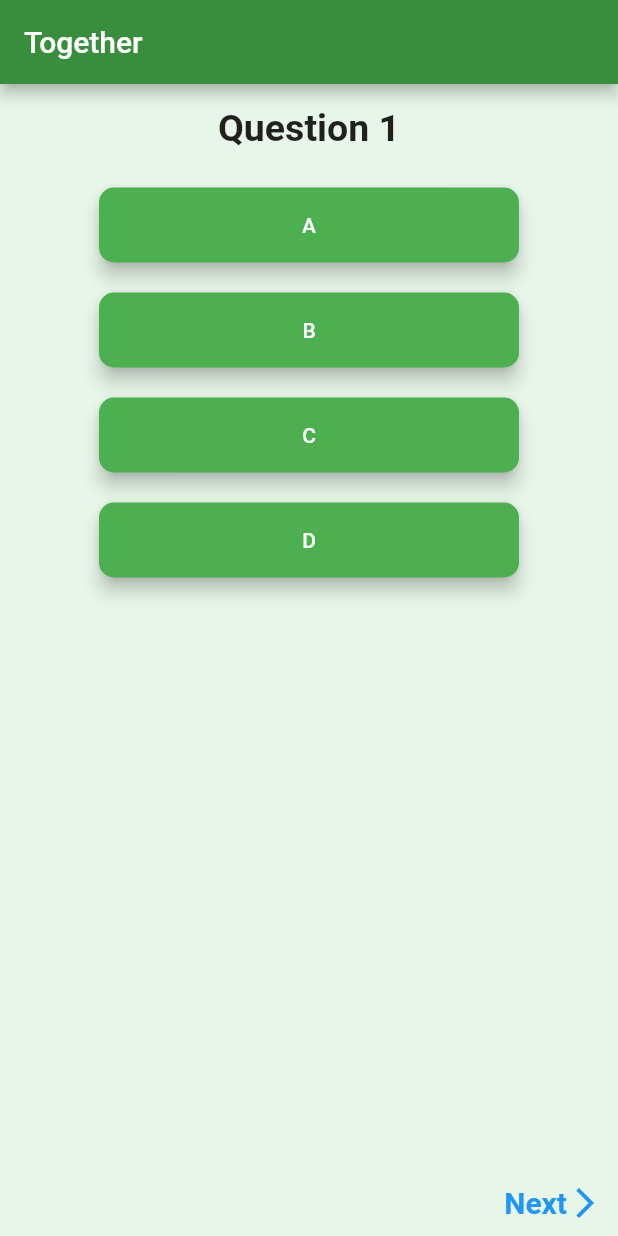
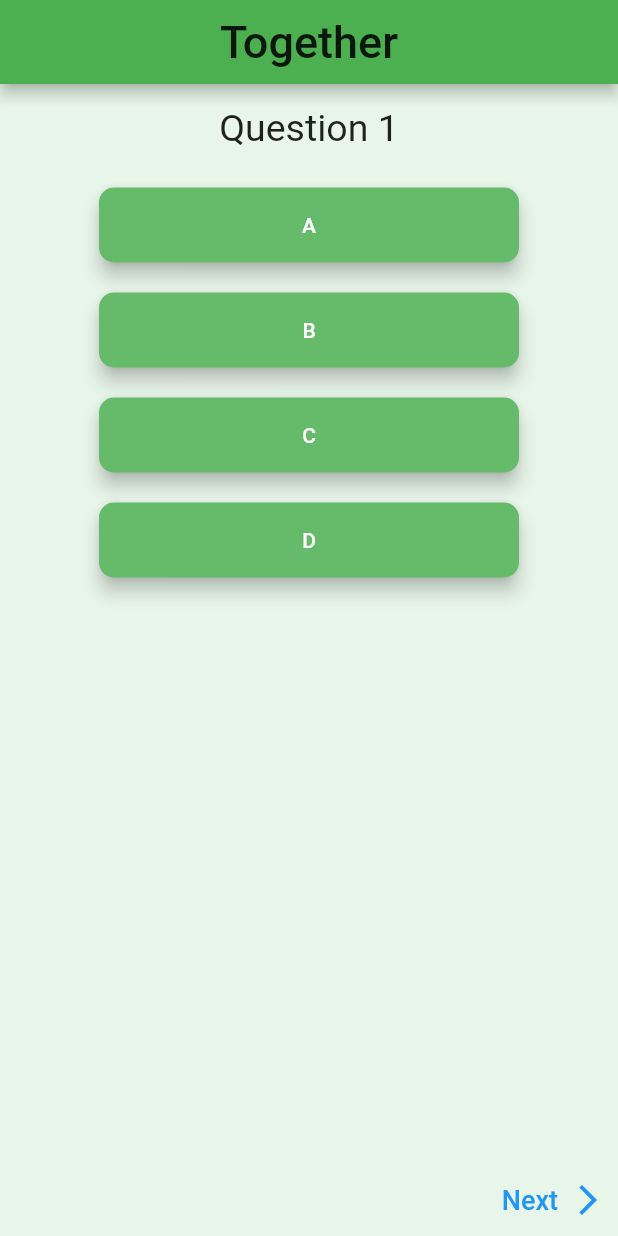
Before and after one commit to hayden-huynh/together-mobile-app, a Flutter app: the screen it shows after launch, on a phone screen of 412 x 824 dp. Run offline on Flutter 3.47's test engine with Material 2 defaults, Android fonts, the phone set to English and light mode, and no system bars.

Commit message:
First round of optimisation finished

```diff
--- a/lib/main.dart
+++ b/lib/main.dart
@@ -20,10 +20,21 @@ class MyApp extends StatelessWidget {
       child: MaterialApp(
         title: 'Together',
         theme: ThemeData(
-          appBarTheme: AppBarTheme(color: Colors.green[700]),
+          appBarTheme: AppBarTheme(
+            color: Colors.green,
+            centerTitle: true,
+          ),
           canvasColor: Colors.green[50],
-          primarySwatch: Colors.green,
+          primaryColor: Colors.green[400],
           accentColor: Colors.blue,
+          textTheme: TextTheme(
+            headline6: TextStyle(
+              fontSize: 30,
+            ),
+            headline5: TextStyle(
+              fontSize: 25,
+            ),
+          ),
         ),
         home: QuestionnaireEntryScreen(),
         routes: {
--- a/lib/models/answer_group.dart
+++ /dev/null
@@ -1,19 +0,0 @@
-import 'package:flutter/material.dart';
-
-import 'package:together_app/models/answer.dart';
-
-class AnswerGroup with ChangeNotifier {
-  final List<Answer> answerGroup;
-
-  AnswerGroup(this.answerGroup);
-
-  void selectAnswer(int index) {
-    answerGroup[index].isSelected = true;
-    for (int i = 0; i < answerGroup.length; i++) {
-      if (i != index) {
-        answerGroup[i].isSelected = false;
-      }
-    }
-    notifyListeners();
-  }
-}
--- a/lib/models/questionnaire_entry_provider.dart
+++ b/lib/models/questionnaire_entry_provider.dart
@@ -1,11 +1,10 @@
 import 'package:flutter/foundation.dart';
 
 import 'package:together_app/models/answer.dart';
-import 'package:together_app/models/answer_group.dart';
 
 class QuestionnaireEntry {
   final String questionText;
-  final AnswerGroup answers;
+  final List<Answer> answers;
 
   QuestionnaireEntry(
     this.questionText,
@@ -17,48 +16,48 @@ class QuestionnaireEntryProvider with ChangeNotifier {
   List<QuestionnaireEntry> _entries = [
     QuestionnaireEntry(
       'Question 1',
-      AnswerGroup([
+      [
         Answer(answerText: 'A'),
         Answer(answerText: 'B'),
         Answer(answerText: 'C'),
         Answer(answerText: 'D'),
-      ]),
+      ],
     ),
     QuestionnaireEntry(
       'Question 2',
-      AnswerGroup([
+      [
         Answer(answerText: 'D'),
         Answer(answerText: 'E'),
         Answer(answerText: 'F'),
         Answer(answerText: 'G'),
-      ]),
+      ],
     ),
     QuestionnaireEntry(
       'Question 3',
-      AnswerGroup([
+      [
         Answer(answerText: 'H'),
         Answer(answerText: 'I'),
         Answer(answerText: 'J'),
         Answer(answerText: 'K'),
-      ]),
+      ],
     ),
     QuestionnaireEntry(
       'Question 4',
-      AnswerGroup([
+      [
         Answer(answerText: 'L'),
         Answer(answerText: 'M'),
         Answer(answerText: 'N'),
         Answer(answerText: 'O'),
-      ]),
+      ],
     ),
     QuestionnaireEntry(
       'Question 5',
-      AnswerGroup([
+      [
         Answer(answerText: 'P'),
         Answer(answerText: 'Q'),
         Answer(answerText: 'R'),
         Answer(answerText: 'S'),
-      ]),
+      ],
     ),
   ];
 
--- a/lib/screens/questionnaire_entry_screen.dart
+++ b/lib/screens/questionnaire_entry_screen.dart
@@ -13,9 +13,13 @@ class QuestionnaireEntryScreen extends StatelessWidget {
         Provider.of<QuestionnaireEntryProvider>(context, listen: false).entries;
 
     return Scaffold(
-        appBar: AppBar(
-          title: Text('Together'),
+      appBar: AppBar(
+        title: Text(
+          'Together',
+          style: Theme.of(context).textTheme.headline6,
         ),
-        body: QuestionnaireEntryWidget(entries));
+      ),
+      body: QuestionnaireEntryWidget(entries),
+    );
   }
 }
--- a/lib/widgets/answer_button.dart
+++ b/lib/widgets/answer_button.dart
@@ -1,26 +1,25 @@
 import 'package:flutter/material.dart';
-import 'package:provider/provider.dart';
 
 import 'package:together_app/models/answer.dart';
 
 class AnswerButton extends StatelessWidget {
-  // final List<Answer> answersGroup;
-  // final Answer answer;
 
   final int answerIndex;
   final Answer answer;
   final Function selectAnswer;
 
-  AnswerButton(this.answer, this.selectAnswer, this.answerIndex);
+  AnswerButton(
+    this.answer,
+    this.selectAnswer,
+    this.answerIndex,
+  );
 
   @override
   Widget build(BuildContext context) {
-    // final answer = Provider.of<Answer>(context);
-
     return Align(
       // Align wrapping around ElevatedButton will make the button return to its default width
       child: Container(
-        margin: EdgeInsets.all(10),
+        margin: const EdgeInsets.all(10),
         child: SizedBox(
           width: 280,
           height: 50,
--- a/lib/widgets/answers_section.dart
+++ b/lib/widgets/answers_section.dart
@@ -1,26 +1,39 @@
 import 'package:flutter/material.dart';
-import 'package:provider/provider.dart';
 
-import 'package:together_app/models/answer_group.dart';
 import 'package:together_app/widgets/answer_button.dart';
+import 'package:together_app/models/answer.dart';
 
-class AnswersSection extends StatelessWidget {
-  // final List<Answer> answers;
+class AnswersSection extends StatefulWidget {
+  final List<Answer> answers;
 
-  // AnswersSection(this.answers);
+  AnswersSection(this.answers);
+
+  @override
+  _AnswersSectionState createState() => _AnswersSectionState();
+}
+
+class _AnswersSectionState extends State<AnswersSection> {
+  void selectAnswer(int index) {
+    setState(() {
+      widget.answers[index].isSelected = true;
+      for (int i = 0; i < widget.answers.length; i++) {
+        if (i != index) {
+          widget.answers[i].isSelected = false;
+        }
+      }
+    });
+  }
 
   @override
   Widget build(BuildContext context) {
-    final answers = Provider.of<AnswerGroup>(context);
-
     return Expanded(
       child: ListView.builder(
         itemBuilder: (ctx, i) => AnswerButton(
-          answers.answerGroup[i],
-          answers.selectAnswer,
+          widget.answers[i],
+          selectAnswer,
           i,
         ),
-        itemCount: answers.answerGroup.length,
+        itemCount: widget.answers.length,
       ),
     );
   }
--- a/lib/widgets/question_section.dart
+++ b/lib/widgets/question_section.dart
@@ -11,13 +11,10 @@ class QuestionSection extends StatelessWidget {
       width: double.infinity,
       child: Text(
         questionText,
-        style: TextStyle(
-          fontSize: 25,
-          fontWeight: FontWeight.bold,
-        ),
+        style: Theme.of(context).textTheme.headline5,
       ),
       alignment: Alignment.center,
-      padding: EdgeInsets.all(15),
+      padding: const EdgeInsets.all(15),
     );
   }
 }
--- a/lib/widgets/questionnaire_entry_navigator.dart
+++ b/lib/widgets/questionnaire_entry_navigator.dart
@@ -21,50 +21,22 @@ class QuestionnaireEntryNavigator extends StatelessWidget {
           : MainAxisAlignment.spaceBetween,
       children: [
         if (currentEntryIndex != 0)
-          InkWell(
-            onTap: goToPreviousEntry,
-            child: Container(
-              margin: EdgeInsets.all(10),
-              child: Row(
-                children: [
-                  Icon(
-                    Icons.arrow_back_ios_outlined,
-                    color: Theme.of(context).accentColor,
-                  ),
-                  Text(
-                    'Previous',
-                    style: TextStyle(
-                      fontSize: 20,
-                      fontWeight: FontWeight.bold,
-                      color: Theme.of(context).accentColor,
-                    ),
-                  ),
-                ],
-              ),
+          TextButton.icon(
+            onPressed: goToPreviousEntry,
+            icon: const Icon(Icons.arrow_back_ios_outlined),
+            label: const Text(
+              'Previous',
+              style: TextStyle(fontSize: 18),
             ),
           ),
         if (currentEntryIndex != entryNum - 1)
-          InkWell(
-            onTap: goToNextEntry,
-            child: Container(
-              margin: EdgeInsets.all(10),
-              child: Row(
-                children: [
-                  Text(
-                    'Next',
-                    style: TextStyle(
-                      fontSize: 20,
-                      fontWeight: FontWeight.bold,
-                      color: Theme.of(context).accentColor,
-                    ),
-                  ),
-                  Icon(
-                    Icons.arrow_forward_ios_outlined,
-                    color: Theme.of(context).accentColor,
-                  ),
-                ],
-              ),
+          TextButton.icon(
+            onPressed: goToNextEntry,
+            icon: const Text(
+              'Next',
+              style: TextStyle(fontSize: 18),
             ),
+            label: const Icon(Icons.arrow_forward_ios_outlined),
           ),
       ],
     );
--- a/lib/widgets/questionnaire_entry_widget.dart
+++ b/lib/widgets/questionnaire_entry_widget.dart
@@ -1,11 +1,9 @@
 import 'package:flutter/material.dart';
-import 'package:provider/provider.dart';
 
 import 'package:together_app/widgets/question_section.dart';
 import 'package:together_app/widgets/answers_section.dart';
 import 'package:together_app/models/questionnaire_entry_provider.dart';
 import 'package:together_app/widgets/questionnaire_entry_navigator.dart';
-import 'package:together_app/models/answer.dart';
 
 class QuestionnaireEntryWidget extends StatefulWidget {
   final List<QuestionnaireEntry> entries;
@@ -37,10 +35,7 @@ class _QuestionnaireEntryWidgetState extends State<QuestionnaireEntryWidget> {
     return Column(
       children: [
         QuestionSection(widget.entries[_currentEntryIndex].questionText),
-        ChangeNotifierProvider.value(
-          value: widget.entries[_currentEntryIndex].answers,
-          child: AnswersSection(),
-        ),
+        AnswersSection(widget.entries[_currentEntryIndex].answers),
         QuestionnaireEntryNavigator(
           _currentEntryIndex,
           goToPreviousEntry,
```
